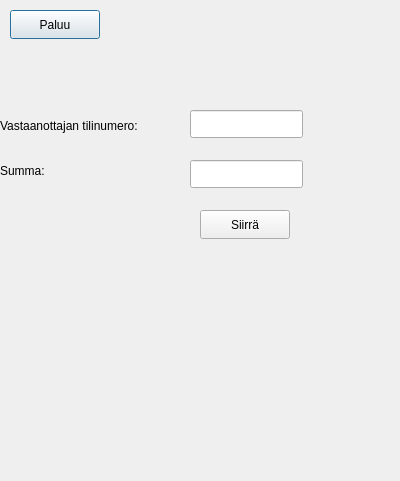
Qt form bank_automat/transfer.ui (25kmo-project/group_7) before a commit.
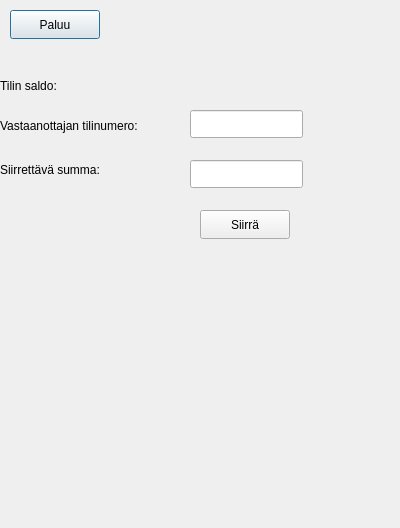
The same form after that commit.

Commit message: Siirto ikkunassa paluu nappi toimii ja saldo tulostuu ikkunaan

What changed in the file:
```diff
--- a/bank_automat/transfer.ui
+++ b/bank_automat/transfer.ui
@@ -7,7 +7,7 @@
     <x>0</x>
     <y>0</y>
     <width>400</width>
-    <height>481</height>
+    <height>528</height>
    </rect>
   </property>
   <property name="windowTitle">
@@ -59,7 +59,7 @@
     </rect>
    </property>
    <property name="text">
-    <string>Summa:</string>
+    <string>&lt;html&gt;&lt;head/&gt;&lt;body&gt;&lt;p&gt;Siirrettävä summa:&lt;/p&gt;&lt;/body&gt;&lt;/html&gt;</string>
    </property>
   </widget>
   <widget class="QLineEdit" name="lineEditTrasferAmount">
@@ -85,6 +85,32 @@
     <string>Siirrä</string>
    </property>
   </widget>
+  <widget class="QLabel" name="labelTransferAccountBalance">
+   <property name="geometry">
+    <rect>
+     <x>190</x>
+     <y>80</y>
+     <width>111</width>
+     <height>20</height>
+    </rect>
+   </property>
+   <property name="text">
+    <string/>
+   </property>
+  </widget>
+  <widget class="QLabel" name="label_3">
+   <property name="geometry">
+    <rect>
+     <x>0</x>
+     <y>70</y>
+     <width>191</width>
+     <height>31</height>
+    </rect>
+   </property>
+   <property name="text">
+    <string>Tilin saldo:</string>
+   </property>
+  </widget>
  </widget>
  <resources/>
  <connections/>
```
The commit also changes 3 other files.
